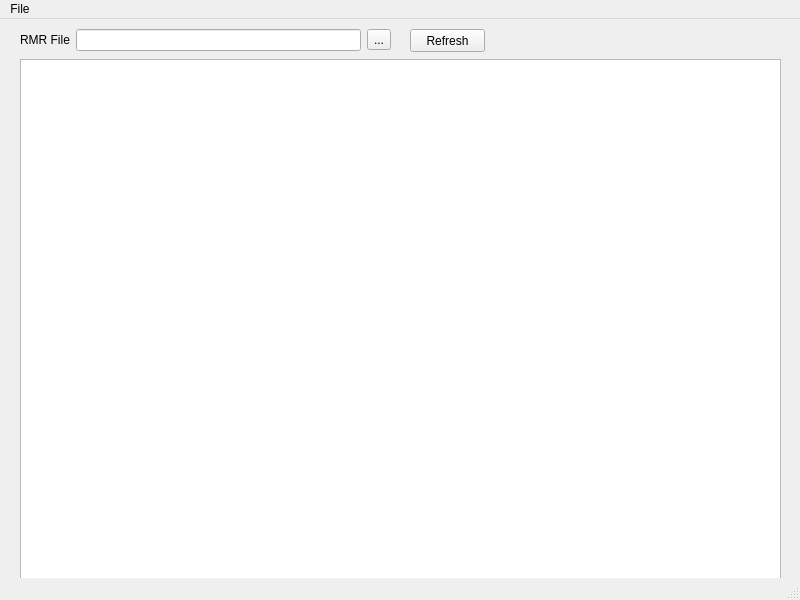
First picture: the form in QtPyst/FePestServerMonitor.ui, repository red5alex/pyst, before the edit.
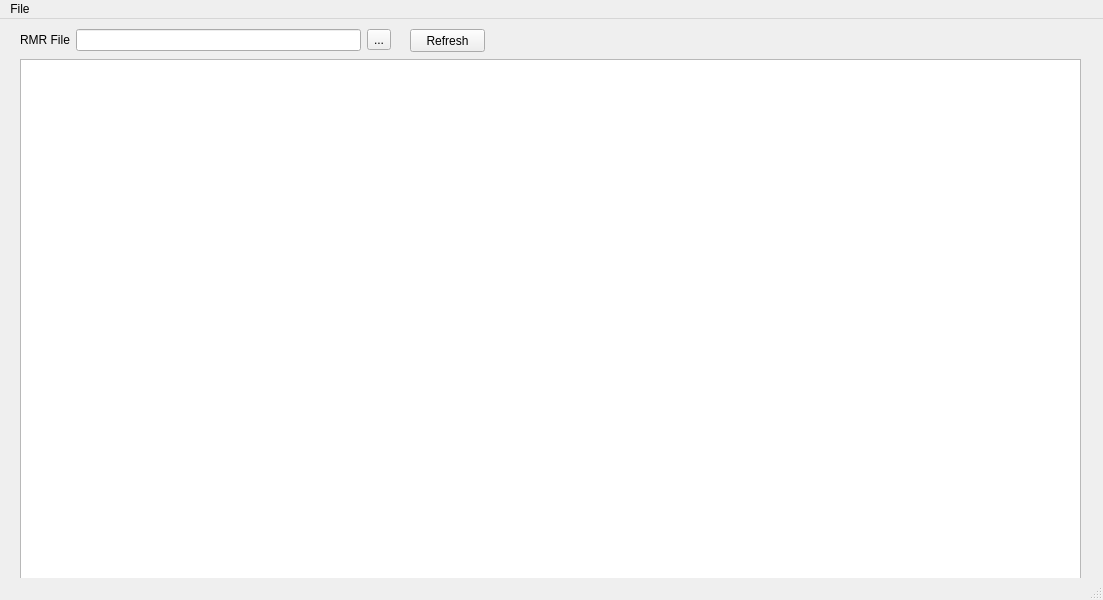
Second picture: the form after the edit.

Commit message: first running Qt version of server monitor

Diff of the .ui file:
```diff
--- a/QtPyst/FePestServerMonitor.ui
+++ b/QtPyst/FePestServerMonitor.ui
@@ -6,7 +6,7 @@
    <rect>
     <x>0</x>
     <y>0</y>
-    <width>800</width>
+    <width>1103</width>
     <height>600</height>
    </rect>
   </property>
@@ -48,7 +48,7 @@
      <rect>
       <x>20</x>
       <y>40</y>
-      <width>761</width>
+      <width>1061</width>
       <height>521</height>
      </rect>
     </property>
@@ -76,7 +76,7 @@
     <rect>
      <x>0</x>
      <y>0</y>
-     <width>800</width>
+     <width>1103</width>
      <height>21</height>
     </rect>
    </property>
```
The commit also changes 2 other files.
